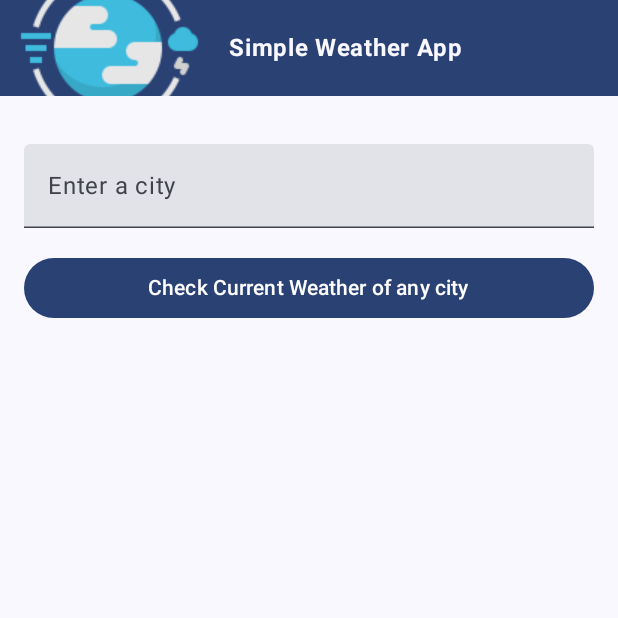
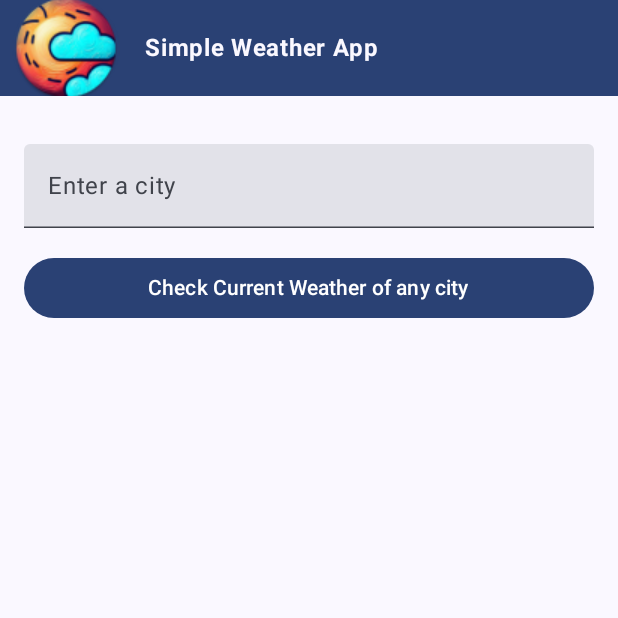
Before and after one commit to jkschermer/Simple-Weather-App, an Android app built with Jetpack Compose: the composable MainScreen shown on its own in the app's theme, on a phone screen of 412 x 824 dp, the top half of it. Run offline under Robolectric (Android 15) with nearby library versions, the phone set to English and light mode, and no system bars; libraries missing offline, so code that uses them is left out: com.ramcosta.composedestinations; pictures from the network do not load; 3 statements that could not run were skipped.

Commit message:
adding new logo

```diff
--- a/app/src/main/java/com/example/simpleapp/generic/ui/Toolbar.kt
+++ b/app/src/main/java/com/example/simpleapp/generic/ui/Toolbar.kt
@@ -66,7 +66,7 @@ fun AppToolbar(
 fun MainToolbar() {
     AppToolbar(
         textResId = R.string.homescreen_toolbar_title,
-        iconResId = R.drawable.globalweather,
+        iconResId = R.drawable.ic_logo_round,
         alignment = Alignment.CenterStart,
         textColor = MaterialTheme.colorScheme.background,
         onIconClick = { },
--- a/app/src/main/java/com/example/simpleapp/weather/main/MainActivity.kt
+++ b/app/src/main/java/com/example/simpleapp/weather/main/MainActivity.kt
@@ -85,8 +85,7 @@ fun MainScreen(
 
     Scaffold(
         topBar = { MainToolbar() },
-        modifier = Modifier
-            .background(MaterialTheme.colorScheme.background)
+        modifier = Modifier.background(MaterialTheme.colorScheme.background)
     ) { paddingValues ->
         MainContent(
             onCurrentWeatherClick = { viewModel.getWeather(city) },
--- a/app/src/main/res/values/themes.xml
+++ b/app/src/main/res/values/themes.xml
@@ -3,7 +3,7 @@
 
     <style name="Theme.SimpleApp.ActionBar" parent="android:Theme.Material.Light.NoActionBar" />
     <style name="Theme.SimpleApp.SplashScreen" parent="Theme.SplashScreen">
-        <item name="windowSplashScreenAnimatedIcon">@drawable/globalweather4</item>
+        <item name="windowSplashScreenAnimatedIcon">@mipmap/ic_logo_foreground</item>
         <item name="postSplashScreenTheme">@style/Theme.SimpleApp</item>
     </style>
     <style name="Theme.SimpleApp" parent="Theme.SimpleApp.ActionBar">
```
Also changed, not shown: app/src/main/res/drawable/ic_logo_foreground.png (added), app/src/main/res/drawable/ic_logo_round.png (added), 1 other file.
